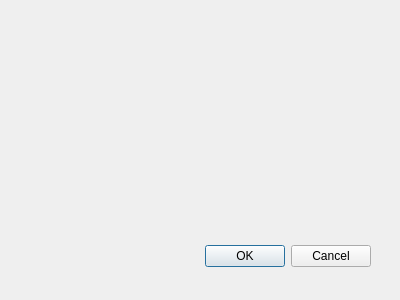
This is C++/Examples/Foundations Of Qt/02-02_The_header_file_for_the_ListDialog_class/listdialog.ui in apkretov/rpw as Qt 5 draws it before an edit. The edited form follows.
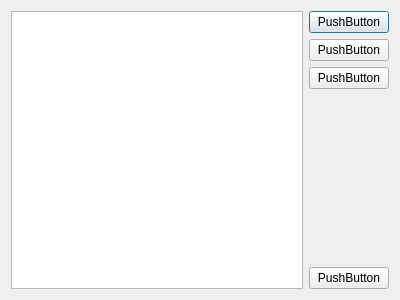
This is the edited form.

What changed in the file:
```diff
--- a/C++/Examples/Foundations Of Qt/02-02_The_header_file_for_the_ListDialog_class/listdialog.ui
+++ b/C++/Examples/Foundations Of Qt/02-02_The_header_file_for_the_ListDialog_class/listdialog.ui
@@ -13,22 +13,56 @@
   <property name="windowTitle">
    <string>Dialog</string>
   </property>
-  <widget class="QDialogButtonBox" name="buttonBox">
-   <property name="geometry">
-    <rect>
-     <x>30</x>
-     <y>240</y>
-     <width>341</width>
-     <height>32</height>
-    </rect>
-   </property>
-   <property name="orientation">
-    <enum>Qt::Orientation::Horizontal</enum>
-   </property>
-   <property name="standardButtons">
-    <set>QDialogButtonBox::StandardButton::Cancel|QDialogButtonBox::StandardButton::Ok</set>
-   </property>
-  </widget>
+  <layout class="QGridLayout" name="gridLayout">
+   <item row="0" column="0">
+    <widget class="QListWidget" name="listWidget"/>
+   </item>
+   <item row="0" column="1">
+    <layout class="QVBoxLayout" name="verticalLayout">
+     <item>
+      <widget class="QPushButton" name="pushButton">
+       <property name="text">
+        <string>PushButton</string>
+       </property>
+      </widget>
+     </item>
+     <item>
+      <widget class="QPushButton" name="pushButton_2">
+       <property name="text">
+        <string>PushButton</string>
+       </property>
+      </widget>
+     </item>
+     <item>
+      <widget class="QPushButton" name="pushButton_3">
+       <property name="text">
+        <string>PushButton</string>
+       </property>
+      </widget>
+     </item>
+     <item>
+      <spacer name="verticalSpacer">
+       <property name="orientation">
+        <enum>Qt::Orientation::Vertical</enum>
+       </property>
+       <property name="sizeHint" stdset="0">
+        <size>
+         <width>20</width>
+         <height>40</height>
+        </size>
+       </property>
+      </spacer>
+     </item>
+     <item>
+      <widget class="QPushButton" name="pushButton_4">
+       <property name="text">
+        <string>PushButton</string>
+       </property>
+      </widget>
+     </item>
+    </layout>
+   </item>
+  </layout>
  </widget>
  <resources/>
  <connections>
```
Left out of the diff: 35 changed lines with no effect on the pictures.
